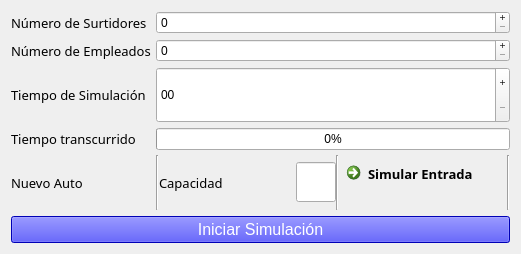
This is tp1/mainwindow.ui in fedefarina/concu20141c as Qt 5 draws it before an edit. The edited form follows.
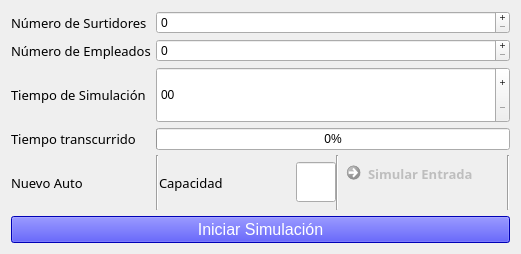
This is the edited form.

```diff
--- a/tp1/mainwindow.ui
+++ b/tp1/mainwindow.ui
@@ -260,6 +260,9 @@
         </item>
         <item>
          <widget class="QCommandLinkButton" name="nuevoAuto">
+          <property name="enabled">
+           <bool>false</bool>
+          </property>
           <property name="font">
            <font>
             <family>Abyssinica SIL</family>
```
